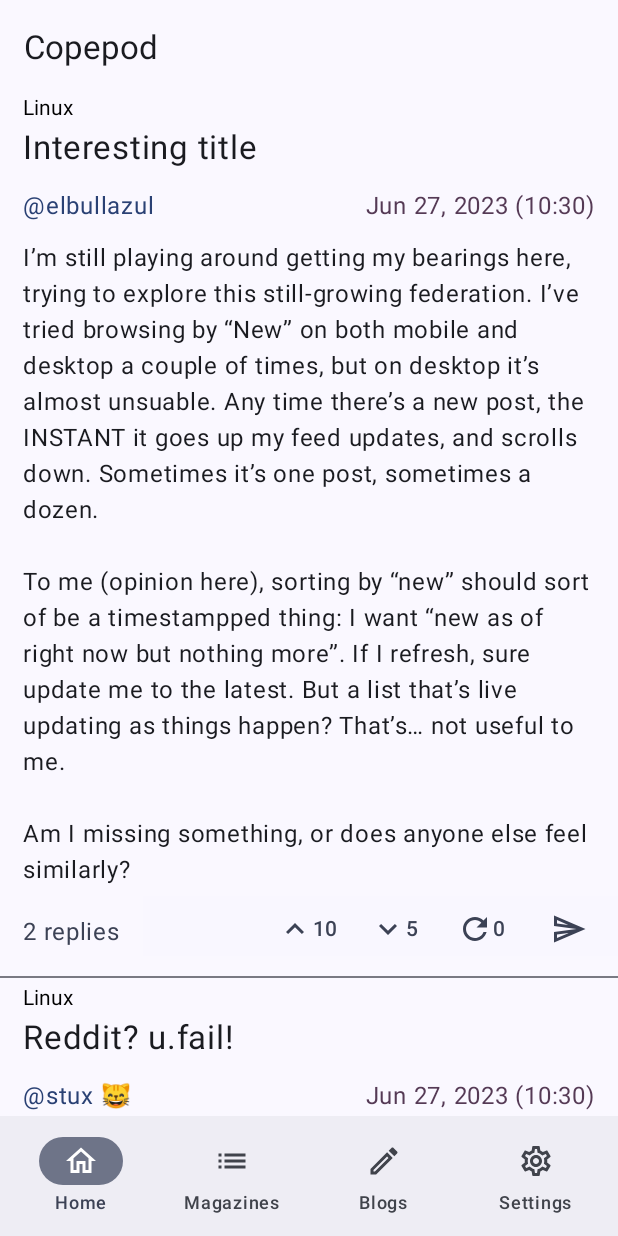
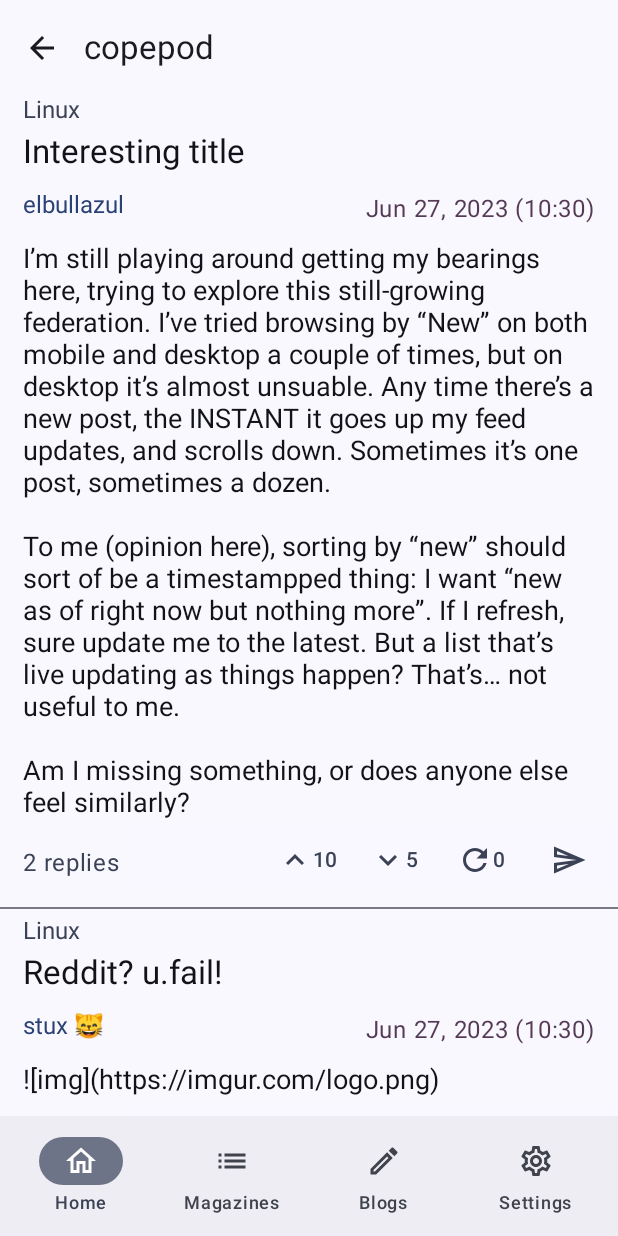
Before and after one commit to Elbullazul/Copepod, an Android app built with Jetpack Compose: the screen it shows after launch (MainActivity), on a phone screen of 412 x 824 dp. Run offline under Robolectric (Android 15) with nearby library versions, the phone set to English and light mode, and no system bars.

Commit message:
Start working on cross-view navigation

```diff
--- a/app/src/main/java/dev/elbullazul/copepod/api/common/models/Post.kt
+++ b/app/src/main/java/dev/elbullazul/copepod/api/common/models/Post.kt
@@ -4,6 +4,7 @@ import java.util.Date
 import dev.elbullazul.copepod.api.kbin.models.User
 
 abstract class Post(
+    var id: String = "",
     var creator: User = User(),
     var created: Date = Date(),
     var body: String = "",
--- a/app/src/main/java/dev/elbullazul/copepod/api/kbin/data/TestData.kt
+++ b/app/src/main/java/dev/elbullazul/copepod/api/kbin/data/TestData.kt
@@ -69,6 +69,7 @@ var TEST_MAGAZINES = listOf(
 
 var TEST_THREADS = listOf(
     Thread(
+        id = "lemmy.ml-hi",
         creator = TEST_USERS[0],
         created = Date(),
         title = "Interesting title",
@@ -89,6 +90,7 @@ var TEST_THREADS = listOf(
         )
     ),
     Thread(
+        id = "u.fail-cats",
         creator = TEST_USERS[1],
         created = Date(),
         title = "Reddit? u.fail!",
@@ -104,6 +106,7 @@ var TEST_THREADS = listOf(
         )
     ),
     Thread(
+        id = "sh.itjust.works-statement",
         creator = TEST_USERS[2],
         created = Date(),
         title = "sh.itjust.works is now live!",
@@ -122,6 +125,7 @@ var TEST_THREADS = listOf(
         )
     ),
     Thread(
+        id = "lemmy.world-back-up",
         creator = TEST_USERS[3],
         created = Date(),
         title = "Welcome to Lemmy.world!",
--- a/app/src/main/java/dev/elbullazul/copepod/api/kbin/models/Blog.kt
+++ b/app/src/main/java/dev/elbullazul/copepod/api/kbin/models/Blog.kt
@@ -5,6 +5,7 @@ import dev.elbullazul.copepod.api.common.models.Post
 import java.util.Date
 
 class Blog(
+    id: String = "",
     creator: User = User(),
     created: Date = Date(),
     body: String = "",
@@ -14,4 +15,4 @@ class Blog(
 
     override var boosts: Int = 0,
     override var boosted: Boolean = false
-): Post(creator, created, body, url, originUrl, replies),Boosts
+): Post(id, creator, created, body, url, originUrl, replies),Boosts
--- a/app/src/main/java/dev/elbullazul/copepod/api/kbin/models/Comment.kt
+++ b/app/src/main/java/dev/elbullazul/copepod/api/kbin/models/Comment.kt
@@ -7,6 +7,7 @@ import dev.elbullazul.copepod.api.common.interfaces.Votes
 import java.util.Date
 
 class Comment(
+    id: String = "",
     creator: User = User(),
     created: Date = Date(),
     body: String = "",
@@ -20,5 +21,5 @@ class Comment(
 
     override var boosts: Int = 0,
     override var boosted: Boolean = false
-):Post(creator, created, body, url, originUrl, replies),
+):Post(id, creator, created, body, url, originUrl, replies),
     Votes, Boosts
--- a/app/src/main/java/dev/elbullazul/copepod/api/kbin/models/Thread.kt
+++ b/app/src/main/java/dev/elbullazul/copepod/api/kbin/models/Thread.kt
@@ -7,6 +7,7 @@ import dev.elbullazul.copepod.api.common.interfaces.Votes
 import java.util.Date
 
 class Thread(
+    id: String = "",
     creator: User = User(),
     created: Date = Date(),
     body: String = "",
@@ -23,5 +24,5 @@ class Thread(
 
     override var boosts: Int = 0,
     override var boosted: Boolean = false
-): Post(creator, created, body, url, originUrl, replies),
+): Post(id, creator, created, body, url, originUrl, replies),
     Votes, Boosts
--- a/app/src/main/java/dev/elbullazul/copepod/render/MarkdownBody.kt
+++ b/app/src/main/java/dev/elbullazul/copepod/render/MarkdownBody.kt
@@ -2,20 +2,33 @@ package dev.elbullazul.copepod.render
 
 import androidx.compose.foundation.layout.Column
 import androidx.compose.foundation.layout.padding
+import androidx.compose.foundation.text.ClickableText
+import androidx.compose.material3.MaterialTheme
 import androidx.compose.material3.Text
 import androidx.compose.runtime.Composable
 import androidx.compose.ui.Modifier
+import androidx.compose.ui.text.AnnotatedString
+import androidx.compose.ui.text.TextStyle
 import androidx.compose.ui.unit.dp
+import androidx.compose.ui.unit.sp
 
 // TODO: implement or wrap around exisitng library
 @Composable
-fun MarkdownBody(source: String) {
+fun MarkdownBody(source: String, onClick: (Int) -> Unit = {}) {
     // divide in chunks based on type (text, image, video, spoiler, quote, etc.)
 
     // assemble body
 
     // return body
     Column(modifier = Modifier.padding(horizontal = 0.dp, vertical = 5.dp)) {
-        Text(source)
+//        Text(source)
+        ClickableText(
+            text = AnnotatedString(source),
+            style = TextStyle(
+                fontSize = 18.sp,
+                color = MaterialTheme.colorScheme.inverseSurface
+            ),
+            onClick = onClick
+        )
     }
 }
--- a/app/src/main/java/dev/elbullazul/copepod/ui/MainActivity.kt
+++ b/app/src/main/java/dev/elbullazul/copepod/ui/MainActivity.kt
@@ -5,19 +5,34 @@ import androidx.activity.ComponentActivity
 import androidx.activity.compose.setContent
 import androidx.compose.foundation.layout.fillMaxSize
 import androidx.compose.foundation.layout.padding
+import androidx.compose.material.icons.Icons
+import androidx.compose.material.icons.filled.ArrowBack
+import androidx.compose.material3.Icon
+import androidx.compose.material3.IconButton
 import androidx.compose.material3.MaterialTheme
 import androidx.compose.material3.Scaffold
 import androidx.compose.material3.Surface
+import androidx.compose.material3.Text
+import androidx.compose.material3.TopAppBar
 import androidx.compose.runtime.Composable
 import androidx.compose.ui.Modifier
 import androidx.navigation.compose.NavHost
 import androidx.navigation.compose.composable
 import androidx.navigation.compose.rememberNavController
-import dev.elbullazul.copepod.api.kbin.Wrapper
 import dev.elbullazul.copepod.ui.fragments.common.BottomBar
 import dev.elbullazul.copepod.ui.fragments.common.TopBar
+import dev.elbullazul.copepod.ui.fragments.views.BlogListView
+import dev.elbullazul.copepod.ui.fragments.views.MagazineListView
+import dev.elbullazul.copepod.ui.fragments.views.SettingsView
+import dev.elbullazul.copepod.ui.fragments.views.ThreadListView
+import dev.elbullazul.copepod.ui.fragments.views.ThreadView
+import dev.elbullazul.copepod.ui.helpers.ShowToast
+import dev.elbullazul.copepod.ui.navigation.Blogs
+import dev.elbullazul.copepod.ui.navigation.Magazines
 import dev.elbullazul.copepod.ui.navigation.Overview
-import dev.elbullazul.copepod.ui.navigation.Screens
+import dev.elbullazul.copepod.ui.navigation.PostView
+//import dev.elbullazul.copepod.ui.navigation.Screens
+import dev.elbullazul.copepod.ui.navigation.Settings
 import dev.elbullazul.copepod.ui.theme.CopepodTheme
 
 class MainActivity : ComponentActivity() {
@@ -42,13 +57,46 @@ fun App() {
             color = MaterialTheme.colorScheme.background
         ) {
             Scaffold(
-                topBar = { TopBar() },
+                topBar = {
+//                    TopBar()
+                     TopAppBar(title = { Text(text = "copepod") },
+                         navigationIcon =
+                         {
+                             IconButton(onClick = { navController.navigateUp() }) {
+                                 Icon(
+                                     imageVector = Icons.Filled.ArrowBack,
+                                     contentDescription = "back"
+                                 )
+                             }
+                         }
+                     )
+                 },
                 bottomBar = { BottomBar(navController = navController) }
             ) { contentPadding ->
                 NavHost(navController = navController, startDestination = Overview.route, modifier = Modifier.padding(contentPadding)) {
-                    for (navItem in Screens.NavItems) {
-                        composable(navItem.route) { navItem.view() }
+                    composable(Overview.route) {
+                        ThreadListView(onThreadClick = {
+                            threadId ->
+                            navController.navigate("thread/${threadId}")
+                        })
+//                        Overview.view()
                     }
+                    composable(Magazines.route) { MagazineListView() }
+                    composable(Blogs.route) { BlogListView() }
+                    composable(Settings.route) { SettingsView() }
+
+                    composable(
+                        route = "${PostView.route}/{${PostView.threadIdArg}}",
+                        arguments = PostView.arguments
+                    ) { navBackStackEntry->
+                        val threadId = navBackStackEntry.arguments?.getString(PostView.threadIdArg)
+
+                        ThreadView(threadId)
+                    }
+
+//                    for (navItem in Screens.NavItems) {
+//                        composable(navItem.route) { navItem.view() }
+//                    }
                 }
             }
         }
--- a/app/src/main/java/dev/elbullazul/copepod/ui/fragments/cards/CommentCard.kt
+++ b/app/src/main/java/dev/elbullazul/copepod/ui/fragments/cards/CommentCard.kt
@@ -26,7 +26,7 @@ fun CommentCard(comment: Comment) {
     // TODO: apply horizontal padding to everything minus the Footer
     Column {
         Column(modifier = Modifier.padding(horizontal = 15.dp)) {
-            CardHeader(creator = comment.creator.name, created = comment.created)
+            CardHeader(comment)
             MarkdownBody(comment.body)
         }
         CardFooter(comment)
--- a/app/src/main/java/dev/elbullazul/copepod/ui/fragments/cards/ThreadCard.kt
+++ b/app/src/main/java/dev/elbullazul/copepod/ui/fragments/cards/ThreadCard.kt
@@ -11,6 +11,7 @@ import androidx.compose.runtime.Composable
 import androidx.compose.ui.Modifier
 import androidx.compose.ui.res.stringResource
 import androidx.compose.ui.text.AnnotatedString
+import androidx.compose.ui.text.TextStyle
 import androidx.compose.ui.tooling.preview.Preview
 import androidx.compose.ui.unit.dp
 import androidx.compose.ui.unit.sp
@@ -30,17 +31,30 @@ fun ThreadCard(post: Post, onClick: (Int) -> Unit) {
     Column {
         Column(modifier = Modifier.padding(horizontal = 15.dp)) {
             if (post is Thread) {
-                //Text(post.magazine.name, color = MaterialTheme.colorScheme.secondary)
-                ClickableText(AnnotatedString(post.magazine.name), onClick = onClick)
-                Text(
-                    text = post.title,
-                    fontSize = 22.sp,
-                    modifier = Modifier.padding(horizontal = 0.dp, vertical = 5.dp)
+                ClickableText(
+                    text = AnnotatedString(post.magazine.name),
+                    style = TextStyle(
+                        color = MaterialTheme.colorScheme.secondary,
+                        fontSize = 16.sp
+                    ),
+                    onClick = onClick
+                )
+                ClickableText(
+                    text = AnnotatedString(post.title),
+                    style = TextStyle(
+                        color = MaterialTheme.colorScheme.inverseSurface,
+                        fontSize = 22.sp
+                    ),
+                    modifier = Modifier.padding(horizontal = 0.dp, vertical = 5.dp),
+                    onClick = onClick
                 )
             }
             Spacer(modifier = Modifier.padding(vertical = 1.dp))
-            CardHeader(creator = post.creator.name, created = post.created)
-            MarkdownBody(source = post.body)
+            CardHeader(post)
+            MarkdownBody(
+                source = post.body,
+                onClick = onClick
+            )
         }
 
         Row {
@@ -59,9 +73,7 @@ fun ThreadCard(post: Post, onClick: (Int) -> Unit) {
 fun ThreadCardPreview() {
     CopepodTheme {
         Column {
-            ThreadCard(TEST_THREADS[1], onClick = {
-
-            })
+            ThreadCard(TEST_THREADS[1], onClick = {})
         }
     }
 }
--- a/app/src/main/java/dev/elbullazul/copepod/ui/fragments/cards/common/CardFooter.kt
+++ b/app/src/main/java/dev/elbullazul/copepod/ui/fragments/cards/common/CardFooter.kt
@@ -31,7 +31,7 @@ import dev.elbullazul.copepod.api.common.models.Post
 import dev.elbullazul.copepod.ui.helpers.ShowToast
 
 @Composable
-fun CommentActionButton(icon: ImageVector, text: String, description: String, pressed: Boolean, onClick: () -> Unit) {
+fun ActionButton(icon: ImageVector, text: String, description: String, pressed: Boolean, onClick: () -> Unit) {
     TextButton(contentPadding = PaddingValues(0.dp), onClick = onClick) {
 
         val color: Color = if (pressed) {
@@ -62,62 +62,62 @@ fun CardFooter(post: Post) {
 
         if (post is Votes) {
             // TODO: fix pressed state check
-            CommentActionButton(
+            ActionButton(
                 icon = Icons.Outlined.KeyboardArrowUp,
                 text = post.upvotes.toString(),
                 description = stringResource(R.string.upvote),
                 pressed = (post.vote == VoteStatus.UPVOTED),
                 onClick = {
-                    ShowToast(context, "Upvoted")
+                    ShowToast(context, "upvoting ${post.id}")
                     post.vote = VoteStatus.UPVOTED
                 }
             )
-            CommentActionButton(
+            ActionButton(
                 icon = Icons.Outlined.KeyboardArrowDown,
                 text = post.downvotes.toString(),
                 description = stringResource(R.string.downvote),
                 pressed = (post.vote == VoteStatus.DOWNVOTED),
                 onClick = {
-                    ShowToast(context, "Downvoted")
+                    ShowToast(context, "downvoting ${post.id}")
                     post.vote = VoteStatus.DOWNVOTED
                 }
             )
         }
 
         if (post is Boosts) {
-            CommentActionButton(
+            ActionButton(
                 icon = Icons.Outlined.Refresh,
                 text = post.boosts.toString(),
                 description = stringResource(R.string.favorite),
                 pressed = post.boosted,
                 onClick = {
-                    ShowToast(context, "bookmarked")
+                    ShowToast(context, "boosted ${post.id}")
                     post.boosted = !post.boosted
                 }
             )
         }
 
         if (post is Favorites) {
-            CommentActionButton(
+            ActionButton(
                 icon = Icons.Outlined.Star,
                 text = post.favorites.toString(),
                 description = stringResource(R.string.favorite),
                 pressed = false,
                 onClick = {
-                    ShowToast(context, "bookmarked")
+                    ShowToast(context, "favorited ${post.id}")
                     post.favorited = !post.favorited
                 }
             )
         }
 
         // TODO: make conditional as well
-        CommentActionButton(
+        ActionButton(
             icon = Icons.Outlined.Send,
             text = "",
             description = stringResource(R.string.reply),
             pressed = false,
             onClick = {
-                ShowToast(context, "coming soon!")
+                ShowToast(context, "replying to post ${post.id}")
             }
         )
     }
--- a/app/src/main/java/dev/elbullazul/copepod/ui/fragments/cards/common/CardHeader.kt
+++ b/app/src/main/java/dev/elbullazul/copepod/ui/fragments/cards/common/CardHeader.kt
@@ -3,22 +3,48 @@ package dev.elbullazul.copepod.ui.fragments.cards.common
 import androidx.compose.foundation.layout.Row
 import androidx.compose.foundation.layout.Spacer
 import androidx.compose.foundation.layout.padding
+import androidx.compose.foundation.text.ClickableText
 import androidx.compose.material3.MaterialTheme
 import androidx.compose.material3.Text
 import androidx.compose.runtime.Composable
 import androidx.compose.ui.Modifier
+import androidx.compose.ui.platform.LocalContext
+import androidx.compose.ui.text.AnnotatedString
+import androidx.compose.ui.text.TextStyle
 import androidx.compose.ui.unit.dp
+import androidx.compose.ui.unit.sp
+import dev.elbullazul.copepod.api.common.models.Post
+import dev.elbullazul.copepod.ui.fragments.views.UserProfileView
+import dev.elbullazul.copepod.ui.helpers.ShowToast
 import java.text.SimpleDateFormat
 import java.util.Date
 
 @Composable
-fun CardHeader(creator: String, created: Date) {
+fun CardHeader(post: Post) {
+    val context = LocalContext.current
+
     Row(modifier = Modifier.padding(horizontal = 0.dp, vertical = 5.dp)) {
-        Text(text = "@$creator", color = MaterialTheme.colorScheme.primary)
+//        Text(
+//            text = "@$creator",
+//            color = MaterialTheme.colorScheme.primary
+//        )
+
+        // TODO: displayName if available
+        ClickableText(
+            text = AnnotatedString(post.creator.name),
+            style = TextStyle(
+                color = MaterialTheme.colorScheme.primary,
+                fontSize = 16.sp
+            ),
+            onClick = {
+                ShowToast(context, "Opening user ${post.creator.name} profile")
+//                UserProfileView(post.creator.id)
+            }
+        )
         Spacer(Modifier.weight(1f))
 
         Text(
-            text = "  ${SimpleDateFormat("MMM dd, yyyy (hh:mm)").format(created)}",
+            text = "  ${SimpleDateFormat("MMM dd, yyyy (hh:mm)").format(post.created)}",
             color = MaterialTheme.colorScheme.tertiary
         )
     }
--- a/app/src/main/java/dev/elbullazul/copepod/ui/fragments/views/ThreadListView.kt
+++ b/app/src/main/java/dev/elbullazul/copepod/ui/fragments/views/ThreadListView.kt
@@ -2,7 +2,9 @@ package dev.elbullazul.copepod.ui.fragments.views
 
 import androidx.compose.foundation.layout.padding
 import androidx.compose.foundation.lazy.LazyColumn
+import androidx.compose.material3.Button
 import androidx.compose.material3.Divider
+import androidx.compose.material3.Text
 import androidx.compose.runtime.Composable
 import androidx.compose.ui.Modifier
 import androidx.compose.ui.platform.LocalContext
@@ -13,7 +15,12 @@ import dev.elbullazul.copepod.ui.fragments.cards.ThreadCard
 import dev.elbullazul.copepod.ui.helpers.ShowToast
 
 @Composable
-fun ThreadListView(magId: String? = null) {
+// TODO: find a way to dynamically loads posts for following views
+// magazine thread view, homepage thread view, etc.
+// maybe different loaders but a main rendering function?
+// ex. MagListView(magId) { val threads = get_mag_threads(magId); ThreadListView(threads, etc.)
+// TODO: implement event parameters
+fun ThreadListView(onThreadClick: (threadId: String) -> Unit) {
     val context = LocalContext.current
     val threads = TEST_THREADS
 
@@ -22,8 +29,11 @@ fun ThreadListView(magId: String? = null) {
     LazyColumn {
         for (thread in threads) {
             item {
-                ThreadCard(post = thread, onClick = {
-                    ShowToast(context, "opening thread ${thread.title}")
+                ThreadCard(post = thread, onClick =
+                {
+                    onThreadClick(thread.id)
+//                    ShowToast(context, "opening thread ${thread.title}")
+
                 })
 
                 if (thread != threads.last()) {
--- a/app/src/main/java/dev/elbullazul/copepod/ui/fragments/views/ThreadView.kt
+++ b/app/src/main/java/dev/elbullazul/copepod/ui/fragments/views/ThreadView.kt
@@ -14,7 +14,7 @@ import dev.elbullazul.copepod.ui.fragments.cards.ThreadCard
 import dev.elbullazul.copepod.ui.helpers.ShowToast
 
 @Composable
-fun ThreadView() {
+fun ThreadView(threadId: String? = "0") {
     val context = LocalContext.current
     val thread = TEST_THREADS[2]
 
--- a/app/src/main/java/dev/elbullazul/copepod/ui/fragments/views/UserProfileView.kt
+++ b/app/src/main/java/dev/elbullazul/copepod/ui/fragments/views/UserProfileView.kt
@@ -50,7 +50,7 @@ fun UserProfileView(userId: String? = null) {
         }
         when (tabIndex) {
             0 -> CommentListView()  // specify comment Id
-            1 -> ThreadListView()   // specify magazine if mag view desired
+//            1 -> ThreadListView()   // specify magazine if mag view desired
             2 -> Text("Blogs")
         }
     }
--- a/app/src/main/java/dev/elbullazul/copepod/ui/navigation/NavItem.kt
+++ b/app/src/main/java/dev/elbullazul/copepod/ui/navigation/NavItem.kt
@@ -7,5 +7,5 @@ interface NavItem {
     val label: Int
     val icon: ImageVector
     val route: String
-    val view: @Composable () -> Unit
+//    val view: @Composable () -> Unit
 }
--- a/app/src/main/java/dev/elbullazul/copepod/ui/navigation/Screens.kt
+++ b/app/src/main/java/dev/elbullazul/copepod/ui/navigation/Screens.kt
@@ -6,44 +6,56 @@ import androidx.compose.material.icons.outlined.Home
 import androidx.compose.material.icons.outlined.List
 import androidx.compose.material.icons.outlined.Settings
 import androidx.compose.runtime.Composable
+import androidx.navigation.NavType
+import androidx.navigation.navArgument
 import dev.elbullazul.copepod.R
-import dev.elbullazul.copepod.api.kbin.data.TEST_COMMENTS
-import dev.elbullazul.copepod.api.kbin.data.TEST_THREADS
+import dev.elbullazul.copepod.ui.fragments.views.BlogListView
 import dev.elbullazul.copepod.ui.fragments.views.MagazineListView
 import dev.elbullazul.copepod.ui.fragments.views.SettingsView
 import dev.elbullazul.copepod.ui.fragments.views.ThreadListView
-import dev.elbullazul.copepod.ui.fragments.views.UserProfileView
 
+// main screens
 object Overview: NavItem {
     override val label = R.string.home
     override val icon = Icons.Outlined.Home
     override val route = "threads"
-    override val view: @Composable () -> Unit = { ThreadListView() }
+//    override val view: @Composable () -> Unit = { ThreadListView() }
 }
 
-// TODO: implement view
 object Magazines: NavItem {
     override val label = R.string.magazines
     override val icon = Icons.Outlined.List
     override val route = "magazines"
-    override val view: @Composable () -> Unit = { MagazineListView() }
+//    override val view: @Composable () -> Unit = { MagazineListView() }
 }
 
-// TODO: implement view
 object Blogs: NavItem {
     override val label = R.string.blogs
     override val icon = Icons.Outlined.Edit
     override val route = "blogs"
-    override val view: @Composable () -> Unit = { UserProfileView() }
+//    override val view: @Composable () -> Unit = { BlogListView() }
 }
 
-// TODO: implement view
 object Settings: NavItem {
     override val label = R.string.settings
     override val icon = Icons.Outlined.Settings
     override val route = "settings"
-    override val view: @Composable () -> Unit = { SettingsView() }
+//    override val view: @Composable () -> Unit = { SettingsView() }
 }
+
+// content screens
+// TODO: rename?
+object PostView: NavItem {
+    override val label = R.string.home
+    override val icon = Icons.Outlined.Home
+    override val route = "thread"
+//    override val view: @Composable () -> Unit = { ThreadListView() }
+    const val threadIdArg: String = "threadId"
+    val arguments = listOf(
+        navArgument(threadIdArg) { type = NavType.StringType }
+    )
+}
+
 
 object Screens {
     val NavItems = listOf(
```
